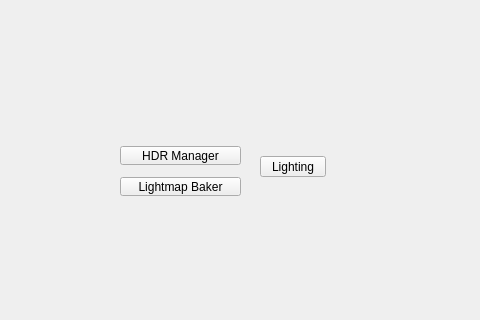
Before: the Qt Designer form tentacle/ui/lighting#submenu.ui in m3trik/tentacle, drawn with Qt 5; both pictures show x 0 to 480 and y 124 to 444 of the 600 by 600 pixel window.
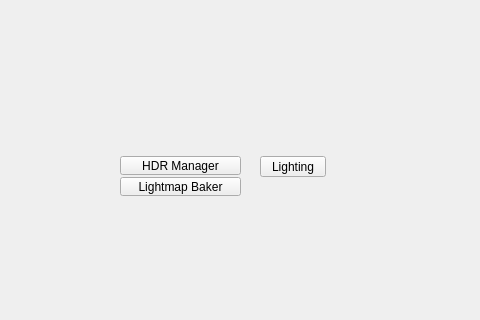
After: the same form once the commit is applied. Custom widgets are drawn as their Qt base class.

The edit to the form file:
```diff
--- a/tentacle/ui/lighting#submenu.ui
+++ b/tentacle/ui/lighting#submenu.ui
@@ -82,7 +82,7 @@
     <property name="geometry">
      <rect>
       <x>120</x>
-      <y>270</y>
+      <y>280</y>
       <width>121</width>
       <height>19</height>
      </rect>
```
